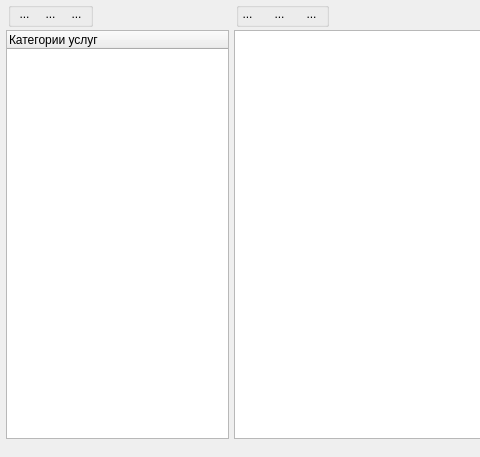
The window that frmuslugi.ui (sergey4475/profi) describes before a commit, drawn with Qt 5; both pictures show x 0 to 480 and y 0 to 457 of the 690 by 457 pixel window.
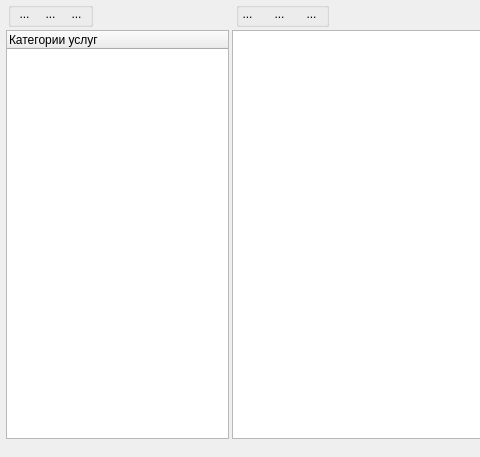
The same window after the commit. Icons and pictures are not drawn.

```diff
--- a/frmuslugi.ui
+++ b/frmuslugi.ui
@@ -19,19 +19,6 @@
   <property name="layoutDirection">
    <enum>Qt::LeftToRight</enum>
   </property>
-  <widget class="QTableView" name="tableUslugi">
-   <property name="geometry">
-    <rect>
-     <x>234</x>
-     <y>30</y>
-     <width>451</width>
-     <height>409</height>
-    </rect>
-   </property>
-   <property name="sortingEnabled">
-    <bool>true</bool>
-   </property>
-  </widget>
   <widget class="QTreeWidget" name="treeWidget">
    <property name="geometry">
     <rect>
@@ -262,6 +249,16 @@
     </property>
    </widget>
   </widget>
+  <widget class="QTableView" name="tableUslugi">
+   <property name="geometry">
+    <rect>
+     <x>232</x>
+     <y>30</y>
+     <width>453</width>
+     <height>409</height>
+    </rect>
+   </property>
+  </widget>
  </widget>
  <resources>
   <include location="icons.qrc"/>
```
